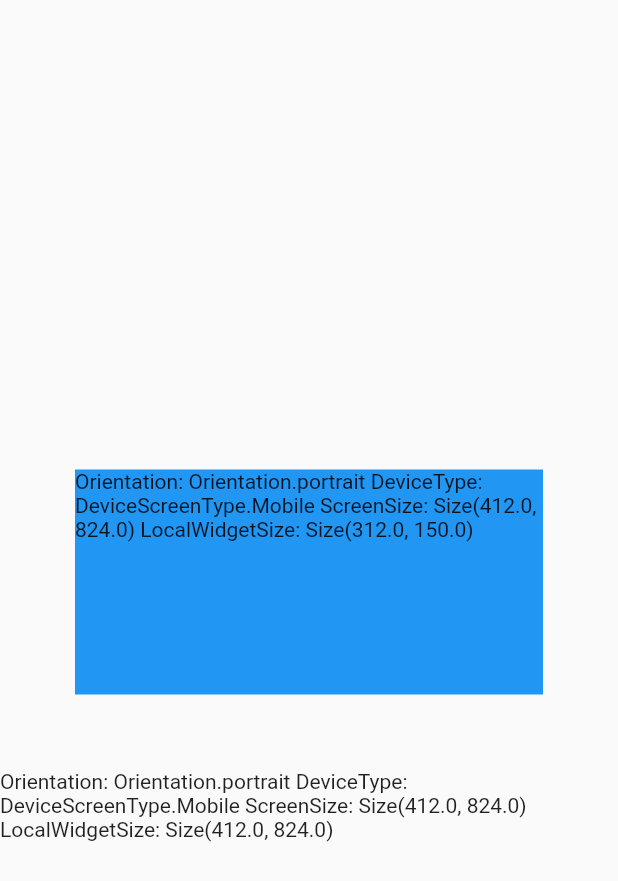
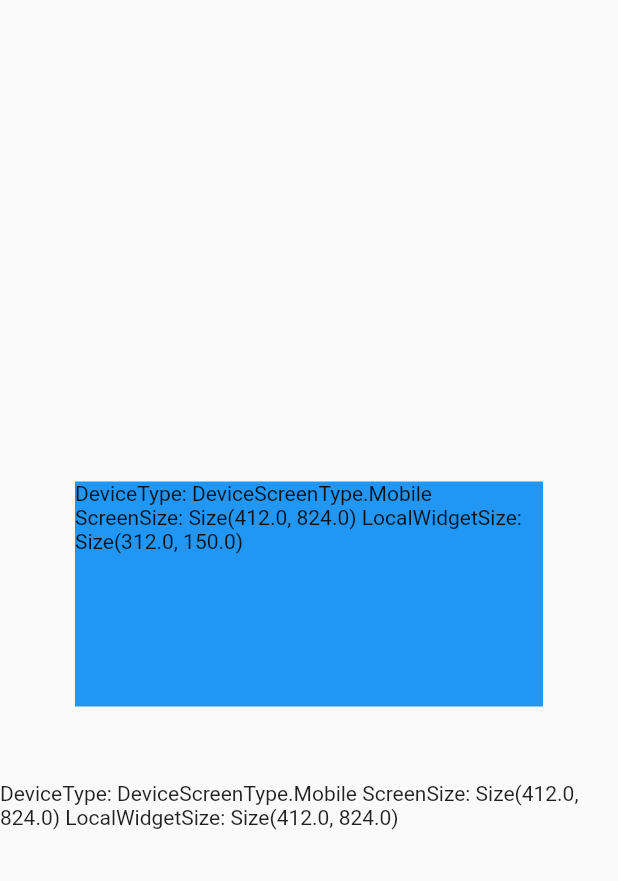
Before and after one commit to sheetal777-glitch/responsive_architecture, a Flutter app: the screen it shows after launch, on a phone screen of 412 x 824 dp. Shown: the top 881 px of the screen. Run offline on Flutter 3.47's test engine with Material 2 defaults, Android fonts, the phone set to English and light mode, and no system bars; our stand-ins replace device_preview.

Commit message:
final responsive setup

```diff
--- a/lib/main.dart
+++ b/lib/main.dart
@@ -1,6 +1,6 @@
 import 'package:flutter/material.dart';
 import 'package:device_preview/device_preview.dart';
-import 'UI/pages/home_page.dart';
+import 'responsive/pages/home_page.dart';
 
 void main() {
   runApp(DevicePreview(
--- a/lib/UI/pages/home_page.dart
+++ b/lib/responsive/pages/home_page.dart
@@ -1,10 +1,10 @@
 import 'package:flutter/material.dart';
-import 'package:responsive_architecture/UI/base_widget.dart';
+import '../responsive_builder.dart';
 
 class HomePage extends StatelessWidget {
   @override
   Widget build(BuildContext context) {
-    return BaseWidget(
+    return ResponsiveBuilder(
       builder: (context, sizingInformation) {
         return Scaffold(
           body: Center(
@@ -15,7 +15,7 @@ class HomePage extends StatelessWidget {
                   height: 150,
                   margin: EdgeInsets.all(50),
                   color: Colors.blue,
-                  child: BaseWidget(
+                  child: ResponsiveBuilder(
                     builder: (context, sizingInfo) {
                       return Text(sizingInfo.toString());
                     },
--- a/lib/UI/base_widget.dart
+++ b/lib/responsive/responsive_builder.dart
@@ -3,10 +3,10 @@ import 'package:responsive_architecture/utils/ui_utils.dart';
 
 import 'sizing_information.dart';
 
-class BaseWidget extends StatelessWidget {
+class ResponsiveBuilder extends StatelessWidget {
   final Widget Function(
       BuildContext context, SizingInformation sizingInformation) builder;
-  const BaseWidget({Key key, this.builder}) : super(key: key);
+  const ResponsiveBuilder({Key key, this.builder}) : super(key: key);
   @override
   Widget build(BuildContext context) {
     var mediaQuery = MediaQuery.of(context);
@@ -14,7 +14,7 @@ class BaseWidget extends StatelessWidget {
     return LayoutBuilder(
       builder: (context, boxConstraints) {
         var sizingInformation = SizingInformation(
-            orientation: mediaQuery.orientation,
+            // orientation: mediaQuery.orientation,
             deviceScreenType: getDeviceType(mediaQuery),
             screenSize: mediaQuery.size,
             localWidgetSize:
--- a/lib/UI/sizing_information.dart
+++ b/lib/responsive/sizing_information.dart
@@ -2,19 +2,20 @@ import 'package:flutter/cupertino.dart';
 import 'package:responsive_architecture/enums/device_screen_type.dart';
 
 class SizingInformation {
-  final Orientation orientation;
+  // final Orientation orientation;
   final DeviceScreenType deviceScreenType;
   final Size screenSize;
   final Size localWidgetSize;
 
   SizingInformation(
-      {this.orientation,
+      {
+      // this.orientation,
       this.deviceScreenType,
       this.screenSize,
       this.localWidgetSize});
 
   @override
   String toString() {
-    return 'Orientation: $orientation DeviceType: $deviceScreenType ScreenSize: $screenSize LocalWidgetSize: $localWidgetSize';
+    return 'DeviceType: $deviceScreenType ScreenSize: $screenSize LocalWidgetSize: $localWidgetSize';
   }
 }
--- a/lib/utils/ui_utils.dart
+++ b/lib/utils/ui_utils.dart
@@ -2,21 +2,29 @@ import 'package:flutter/cupertino.dart';
 import 'package:responsive_architecture/enums/device_screen_type.dart';
 
 DeviceScreenType getDeviceType(MediaQueryData mediaQuery) {
-  var orientation = mediaQuery.orientation;
+  // var orientation = mediaQuery.orientation;
 
-  //Fixed device width (changes with orientation)
-  double deviceWidth = 0;
-  if (orientation == Orientation.landscape) {
-    deviceWidth = mediaQuery.size.height;
-  } else {
-    deviceWidth = mediaQuery.size.width;
-  }
+  // Fixed device width (changes with orientation)
+  double deviceWidth = mediaQuery.size.shortestSide;
+
   if (deviceWidth > 950) {
     return DeviceScreenType.Desktop;
   }
-
   if (deviceWidth > 600) {
     return DeviceScreenType.Tablet;
   }
   return DeviceScreenType.Mobile;
+  // if (orientation == Orientation.landscape) {
+  //   deviceWidth = mediaQuery.size.height;
+  // } else {
+  //   deviceWidth = mediaQuery.size.width;
+  // }
+  // if (deviceWidth > 950) {
+  //   return DeviceScreenType.Desktop;
+  // }
+
+  // if (deviceWidth > 600) {
+  //   return DeviceScreenType.Tablet;
+  // }
+  // return DeviceScreenType.Mobile;
 }
```
